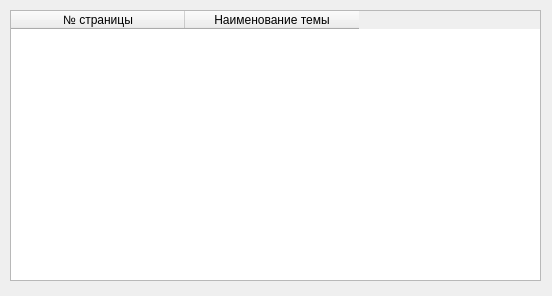
This is opentheoryfile.ui in RCh-stack/ray-tracing-alpha-1.3 as Qt 5 draws it before an edit. The edited form follows.
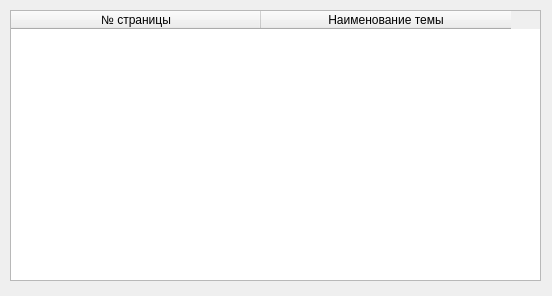
This is the edited form.

```diff
--- a/opentheoryfile.ui
+++ b/opentheoryfile.ui
@@ -26,7 +26,7 @@
     <set>QAbstractItemView::NoEditTriggers</set>
    </property>
    <attribute name="horizontalHeaderDefaultSectionSize">
-    <number>174</number>
+    <number>250</number>
    </attribute>
    <column>
     <property name="text">
```
